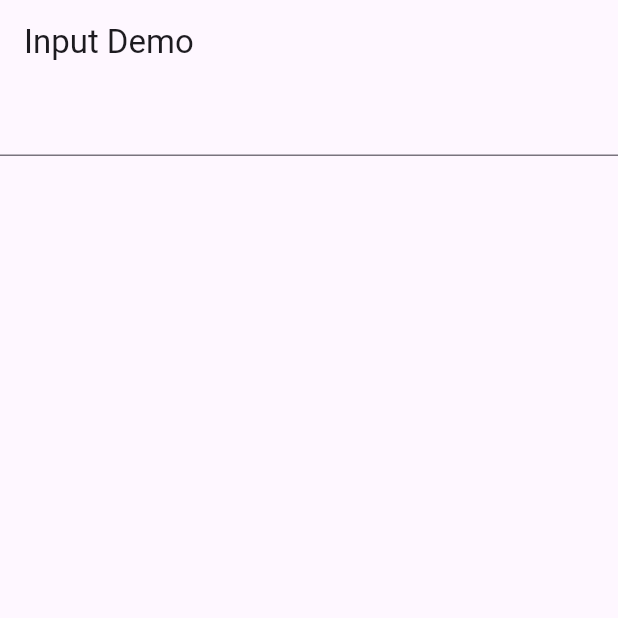
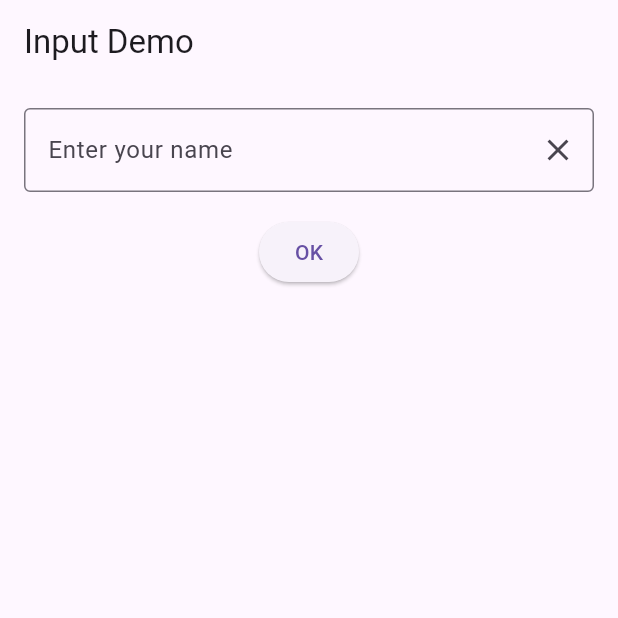
Before and after one commit to 6631501092/flutter_course, a Flutter app: the screen it shows after launch, on a phone screen of 412 x 824 dp, the top half of it. Run offline on Flutter 3.47's test engine with Material 3 defaults, Android fonts, the phone set to English and light mode, and no system bars.

Commit message:
Update Textfield and clear botton

```diff
--- a/lib/week4/input_demo.dart
+++ b/lib/week4/input_demo.dart
@@ -8,21 +8,39 @@ class InputDemo extends StatefulWidget {
 }
 
 class _InputDemoState extends State<InputDemo> {
+  //variables
   String message = '';
+  TextEditingController tcName = TextEditingController();
+
+  //function
+  void updateText() {
+    setState(() {
+      message = tcName.text;
+    });
+  }
+
   @override
   Widget build(BuildContext context) {
     return Scaffold(
       appBar: AppBar(title: Text('Input Demo')),
       body: Column(
         children: [
-          TextField(
-            onChanged: (String txt) {
-              //debugPrint(txt);
-              setState(() {
-                message = txt;
-              });
-            },
+          Padding(
+            padding: const EdgeInsets.all(16.0),
+            child: TextField(
+              decoration: InputDecoration(
+                border: OutlineInputBorder(),
+                labelText: 'Enter your name',
+                suffixIcon: IconButton(
+                  onPressed: tcName.clear,
+                  icon: Icon(Icons.clear),
+                ),
+              ),
+              controller: tcName,
+            ),
           ),
+          ElevatedButton(onPressed: updateText, child: Text('OK')),
+          SizedBox(height: 16),
           Text(message),
         ],
       ),
```
